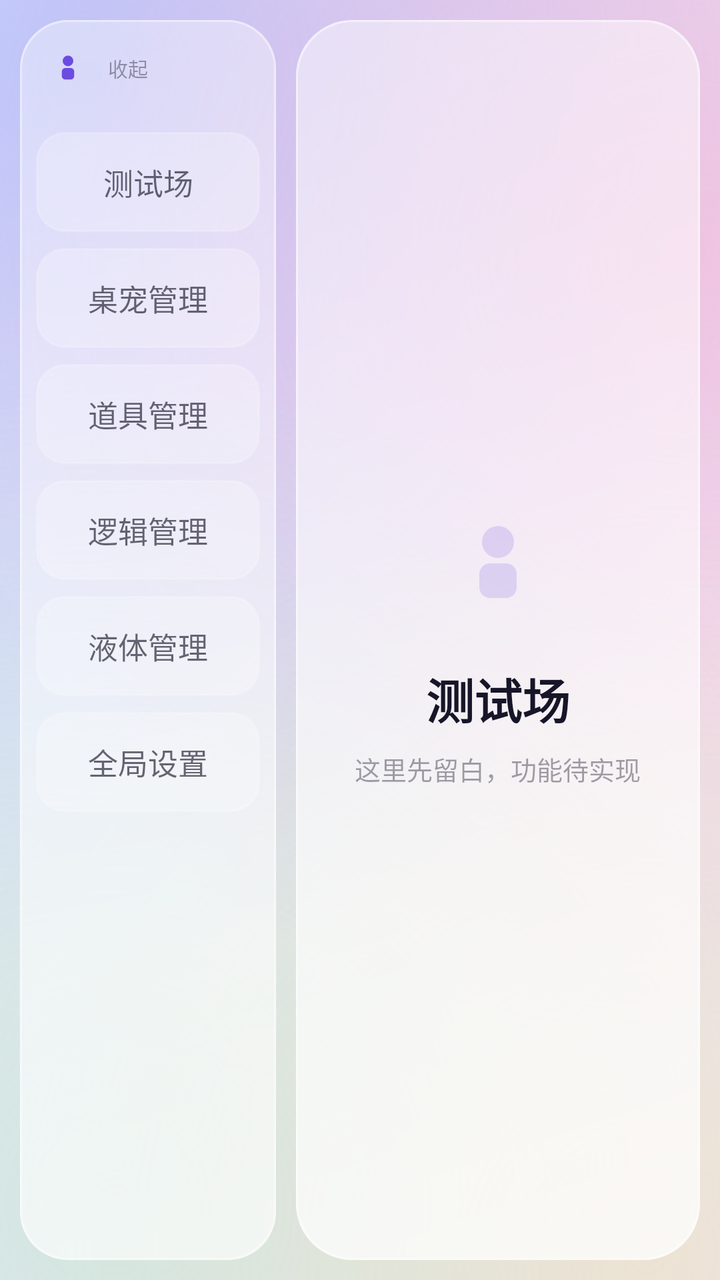
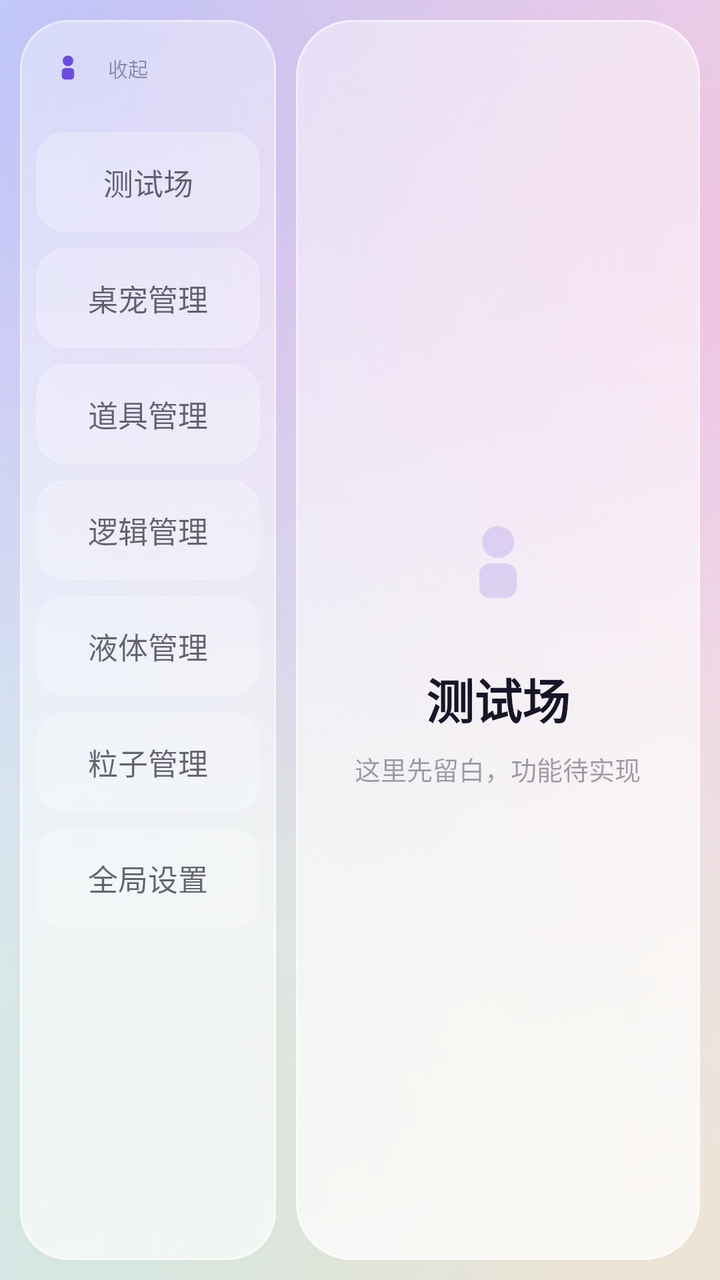

Screens rendered from an Android XML layout before and after an edit, with the pre-edit source and the edit as a unified diff.
<!-- AndroidManifest.xml: application theme Theme.ATP -->
<!-- res/layout/activity_main.xml -->
<?xml version="1.0" encoding="utf-8"?>
<FrameLayout xmlns:android="http://schemas.android.com/apk/res/android"
    xmlns:app="http://schemas.android.com/apk/res-auto"
    android:layout_width="match_parent"
    android:layout_height="match_parent"
    android:background="@drawable/bg_aurora"
    android:fitsSystemWindows="true">

    <LinearLayout
        android:layout_width="match_parent"
        android:layout_height="match_parent"
        android:orientation="horizontal"
        android:padding="10dp">

        
        <LinearLayout
            android:id="@+id/sidebar"
            android:layout_width="128dp"
            android:layout_height="match_parent"
            android:background="@drawable/glass_sidebar"
            android:orientation="vertical"
            android:padding="8dp">

            <LinearLayout
                android:id="@+id/railHeader"
                android:layout_width="match_parent"
                android:layout_height="wrap_content"
                android:background="?android:attr/selectableItemBackground"
                android:clickable="true"
                android:focusable="true"
                android:gravity="center_vertical"
                android:orientation="horizontal"
                android:paddingStart="4dp"
                android:paddingTop="4dp"
                android:paddingEnd="4dp"
                android:paddingBottom="12dp">

                <ImageView
                    android:layout_width="24dp"
                    android:layout_height="24dp"
                    android:contentDescription="@null"
                    android:src="@drawable/ic_pet_mark"
                    app:tint="@color/brand" />

                <TextView
                    android:id="@+id/railHint"
                    android:layout_width="0dp"
                    android:layout_height="wrap_content"
                    android:layout_marginStart="8dp"
                    android:layout_weight="1"
                    android:text="@string/rail_collapse"
                    android:textColor="@color/text_subtle"
                    android:textSize="10sp" />
            </LinearLayout>

            <TextView
                android:id="@+id/menuSandbox"
                style="@style/MenuItem"
                android:text="@string/menu_sandbox" />

            <TextView
                android:id="@+id/menuPets"
                style="@style/MenuItem"
                android:text="@string/menu_pets" />

            <TextView
                android:id="@+id/menuProps"
                style="@style/MenuItem"
                android:text="@string/menu_props" />

            <TextView
                android:id="@+id/menuLogic"
                style="@style/MenuItem"
                android:text="@string/menu_logic" />

            <TextView
                android:id="@+id/menuLiquids"
                style="@style/MenuItem"
                android:text="@string/menu_liquids" />

            <TextView
                android:id="@+id/menuSettings"
                style="@style/MenuItem"
                android:text="@string/menu_settings" />
        </LinearLayout>

        
        <FrameLayout
            android:id="@+id/content"
            android:layout_width="0dp"
            android:layout_height="match_parent"
            android:layout_marginStart="10dp"
            android:layout_weight="1"
            android:background="@drawable/glass_panel">

            
            <LinearLayout
                android:id="@+id/placeholder"
                android:layout_width="match_parent"
                android:layout_height="wrap_content"
                android:layout_gravity="center"
                android:gravity="center"
                android:orientation="vertical"
                android:padding="24dp">

                <ImageView
                    android:layout_width="72dp"
                    android:layout_height="72dp"
                    android:alpha="0.18"
                    android:contentDescription="@null"
                    android:src="@drawable/ic_pet_mark"
                    app:tint="@color/brand" />

                <TextView
                    android:id="@+id/contentTitle"
                    android:layout_width="wrap_content"
                    android:layout_height="wrap_content"
                    android:layout_marginTop="14dp"
                    android:text="@string/menu_sandbox"
                    android:textColor="@color/text_primary"
                    android:textSize="24sp"
                    android:textStyle="bold" />

                <TextView
                    android:id="@+id/contentHint"
                    android:layout_width="wrap_content"
                    android:layout_height="wrap_content"
                    android:layout_marginTop="8dp"
                    android:gravity="center"
                    android:text="@string/content_placeholder"
                    android:textColor="@color/text_subtle"
                    android:textSize="13sp" />
            </LinearLayout>

            
            <FrameLayout
                android:id="@+id/sandboxPane"
                android:layout_width="match_parent"
                android:layout_height="match_parent"
                android:visibility="gone">

                <dev.atp.pet.ui.PhysicsSandboxView
                    android:id="@+id/sandboxView"
                    android:layout_width="match_parent"
                    android:layout_height="match_parent" />

                <HorizontalScrollView
                    android:layout_width="match_parent"
                    android:layout_height="wrap_content"
                    android:layout_gravity="top"
                    android:paddingStart="8dp"
                    android:paddingTop="6dp"
                    android:paddingEnd="8dp"
                    android:scrollbars="none">

                    <LinearLayout
                        android:id="@+id/petChooser"
                        android:layout_width="wrap_content"
                        android:layout_height="wrap_content"
                        android:orientation="horizontal" />
                </HorizontalScrollView>
            </FrameLayout>

            
            <ScrollView
                android:id="@+id/petListScroll"
                android:layout_width="match_parent"
                android:layout_height="match_parent"
                android:visibility="gone">

                <LinearLayout
                    android:id="@+id/petList"
                    android:layout_width="match_parent"
                    android:layout_height="wrap_content"
                    android:orientation="vertical"
                    android:padding="12dp" />
            </ScrollView>

            
            <ScrollView
                android:id="@+id/partListScroll"
                android:layout_width="match_parent"
                android:layout_height="match_parent"
                android:visibility="gone">

                <LinearLayout
                    android:id="@+id/partList"
                    android:layout_width="match_parent"
                    android:layout_height="wrap_content"
                    android:orientation="vertical"
                    android:padding="12dp" />
            </ScrollView>

            
            <ScrollView
                android:id="@+id/partFilesScroll"
                android:layout_width="match_parent"
                android:layout_height="match_parent"
                android:visibility="gone">

                <LinearLayout
                    android:id="@+id/partFilesList"
                    android:layout_width="match_parent"
                    android:layout_height="wrap_content"
                    android:orientation="vertical"
                    android:padding="12dp" />
            </ScrollView>

            
            <ScrollView
                android:id="@+id/depthScroll"
                android:layout_width="match_parent"
                android:layout_height="match_parent"
                android:visibility="gone">

                <LinearLayout
                    android:id="@+id/depthList"
                    android:layout_width="match_parent"
                    android:layout_height="wrap_content"
                    android:orientation="vertical"
                    android:padding="12dp" />
            </ScrollView>

            
            <ScrollView
                android:id="@+id/liquidScroll"
                android:layout_width="match_parent"
                android:layout_height="match_parent"
                android:visibility="gone">

                <LinearLayout
                    android:id="@+id/liquidList"
                    android:layout_width="match_parent"
                    android:layout_height="wrap_content"
                    android:orientation="vertical"
                    android:padding="12dp" />
            </ScrollView>

            
            <ScrollView
                android:id="@+id/settingsScroll"
                android:layout_width="match_parent"
                android:layout_height="match_parent"
                android:visibility="gone">

                <LinearLayout
                    android:id="@+id/settingsList"
                    android:layout_width="match_parent"
                    android:layout_height="wrap_content"
                    android:orientation="vertical"
                    android:padding="12dp" />
            </ScrollView>

            
            <ScrollView
                android:id="@+id/propListScroll"
                android:layout_width="match_parent"
                android:layout_height="match_parent"
                android:visibility="gone">

                <LinearLayout
                    android:id="@+id/propList"
                    android:layout_width="match_parent"
                    android:layout_height="wrap_content"
                    android:orientation="vertical"
                    android:padding="12dp" />
            </ScrollView>

            
            <LinearLayout
                android:id="@+id/logicPane"
                android:layout_width="match_parent"
                android:layout_height="match_parent"
                android:orientation="vertical"
                android:visibility="gone">

                <dev.atp.pet.ui.LogicGraphView
                    android:id="@+id/logicGraph"
                    android:layout_width="match_parent"
                    android:layout_height="0dp"
                    android:layout_weight="1" />

                <HorizontalScrollView
                    android:layout_width="match_parent"
                    android:layout_height="wrap_content"
                    android:paddingStart="8dp"
                    android:paddingEnd="8dp"
                    android:scrollbars="none">

                    <LinearLayout
                        android:id="@+id/logicBar"
                        android:layout_width="wrap_content"
                        android:layout_height="wrap_content"
                        android:gravity="center"
                        android:orientation="horizontal"
                        android:paddingTop="6dp"
                        android:paddingBottom="6dp" />
                </HorizontalScrollView>

                
                <HorizontalScrollView
                    android:layout_width="match_parent"
                    android:layout_height="wrap_content"
                    android:paddingStart="8dp"
                    android:paddingEnd="8dp"
                    android:scrollbars="none">

                    <LinearLayout
                        android:id="@+id/liquidBar"
                        android:layout_width="wrap_content"
                        android:layout_height="wrap_content"
                        android:gravity="center"
                        android:orientation="horizontal"
                        android:paddingTop="2dp"
                        android:paddingBottom="8dp" />
                </HorizontalScrollView>
            </LinearLayout>

            
            <FrameLayout
                android:id="@+id/alignPane"
                android:layout_width="match_parent"
                android:layout_height="match_parent"
                android:visibility="gone">

                <dev.atp.pet.ui.PartAlignView
                    android:id="@+id/alignView"
                    android:layout_width="match_parent"
                    android:layout_height="match_parent" />

                <LinearLayout
                    android:layout_width="match_parent"
                    android:layout_height="wrap_content"
                    android:layout_gravity="bottom"
                    android:gravity="center"
                    android:orientation="horizontal"
                    android:padding="8dp">

                    <TextView
                        android:id="@+id/alignCancel"
                        style="@style/AlignButton"
                        android:text="@string/align_cancel" />

                    <TextView
                        android:id="@+id/alignCanvas"
                        style="@style/AlignButton"
                        android:text="@string/align_canvas" />

                    <TextView
                        android:id="@+id/alignBone"
                        style="@style/AlignButton"
                        android:text="@string/align_bone" />

                    <TextView
                        android:id="@+id/alignMinus"
                        style="@style/AlignButton"
                        android:text="@string/align_minus" />

                    <TextView
                        android:id="@+id/alignPlus"
                        style="@style/AlignButton"
                        android:text="@string/align_plus" />

                    <TextView
                        android:id="@+id/alignConfirm"
                        style="@style/AlignButton"
                        android:text="@string/align_confirm" />
                </LinearLayout>
            </FrameLayout>

            
            <LinearLayout
                android:id="@+id/rigRow"
                android:layout_width="match_parent"
                android:layout_height="match_parent"
                android:orientation="horizontal"
                android:visibility="gone">

                <dev.atp.pet.ui.SkeletonView
                    android:id="@+id/skeletonView"
                    android:layout_width="0dp"
                    android:layout_height="match_parent"
                    android:layout_weight="1" />

                
                <ScrollView
                    android:id="@+id/rigBoneScroll"
                    android:layout_width="96dp"
                    android:layout_height="match_parent"
                    android:background="@drawable/glass_panel"
                    android:padding="4dp"
                    android:scrollbars="none">

                    <LinearLayout
                        android:id="@+id/rigBonePanel"
                        android:layout_width="match_parent"
                        android:layout_height="wrap_content"
                        android:orientation="vertical"
                        android:padding="4dp" />
                </ScrollView>
            </LinearLayout>

            <HorizontalScrollView
                android:id="@+id/rigBarScroll"
                android:layout_width="match_parent"
                android:layout_height="wrap_content"
                android:layout_gravity="bottom"
                android:paddingStart="8dp"
                android:paddingEnd="8dp"
                android:scrollbars="none"
                android:visibility="gone">

                <LinearLayout
                    android:id="@+id/rigBar"
                    android:layout_width="wrap_content"
                    android:layout_height="wrap_content"
                    android:gravity="center"
                    android:orientation="horizontal"
                    android:paddingTop="8dp"
                    android:paddingBottom="8dp">

                    <TextView
                        android:id="@+id/rigMode"
                        style="@style/AlignButton"
                        android:text="@string/rig_mode_pose" />

                    <TextView
                        android:id="@+id/rigAddBone"
                        style="@style/AlignButton"
                        android:text="@string/rig_add_bone" />

                    <TextView
                        android:id="@+id/rigBoneList"
                        style="@style/AlignButton"
                        android:text="@string/rig_bone_list" />

                    <TextView
                        android:id="@+id/rigSaveBones"
                        style="@style/AlignButton"
                        android:text="@string/rig_save_bones" />

                    <TextView
                        android:id="@+id/rigReset"
                        style="@style/AlignButton"
                        android:text="@string/rig_reset" />

                    <TextView
                        android:id="@+id/rigSavePose"
                        style="@style/AlignButton"
                        android:text="@string/rig_save_pose" />
                </LinearLayout>
            </HorizontalScrollView>

            <TextView
                android:id="@+id/statusLine"
                android:layout_width="match_parent"
                android:layout_height="wrap_content"
                android:layout_gravity="bottom"
                android:padding="10dp"
                android:textColor="@color/text_muted"
                android:textSize="11sp"
                android:visibility="gone" />
        </FrameLayout>
    </LinearLayout>
</FrameLayout>
<!-- resources referenced by this layout -->
<resources>
  <color name="brand">#FF6C4CE0</color>
  <color name="text_muted">#A6171528</color>
  <color name="text_primary">#FF171528</color>
  <color name="text_subtle">#66171528</color>
  <!-- drawable ic_pet_mark (drawable) -->
  <?xml version="1.0" encoding="utf-8"?>
  <vector xmlns:android="http://schemas.android.com/apk/res/android"
      android:width="108dp"
      android:height="108dp"
      android:viewportWidth="108"
      android:viewportHeight="108">
  
      <path
          android:fillColor="#FFFFFFFF"
          android:pathData="M54,38 m-12,0 a12,12 0 1,0 24,0 a12,12 0 1,0 -24,0" />
  
      <path
          android:fillColor="#FFFFFFFF"
          android:pathData="M48,54 h12 a8,8 0 0 1 8,8 v10 a8,8 0 0 1 -8,8 h-12 a8,8 0 0 1 -8,-8 v-10 a8,8 0 0 1 8,-8 z" />
  </vector>
  <string name="align_bone">贴到骨骼</string>
  <string name="align_cancel">取消</string>
  <string name="align_canvas">整张画布</string>
  <string name="align_confirm">确定</string>
  <string name="align_minus">缩小</string>
  <string name="align_plus">放大</string>
  <string name="content_placeholder">这里先留白，功能待实现</string>
  <string name="menu_liquids">液体管理</string>
  <string name="menu_logic">逻辑管理</string>
  <string name="menu_pets">桌宠管理</string>
  <string name="menu_props">道具管理</string>
  <string name="menu_sandbox">测试场</string>
  <string name="menu_settings">全局设置</string>
  <string name="rail_collapse">收起</string>
  <string name="rig_add_bone">＋ 加骨骼</string>
  <string name="rig_bone_list">骨骼列表</string>
  <string name="rig_mode_pose">摆姿势</string>
  <string name="rig_reset">复位</string>
  <string name="rig_save_bones">保存骨骼</string>
  <string name="rig_save_pose">存为动作</string>
  <style name="MenuItem">
          <item name="android:layout_width">match_parent</item>
          <item name="android:layout_height">50dp</item>
          <item name="android:layout_marginTop">8dp</item>
          <item name="android:background">@drawable/bg_menu_item</item>
          <item name="android:gravity">center</item>
          <item name="android:textColor">@color/menu_text</item>
          <item name="android:textSize">15sp</item>
          <item name="android:clickable">true</item>
          <item name="android:focusable">true</item>
      </style>
  <style name="Theme.ATP" parent="Theme.Material3.Light.NoActionBar">
          <item name="colorPrimary">@color/brand</item>
  
          
          <item name="android:statusBarColor">@android:color/transparent</item>
          <item name="android:windowLightStatusBar">true</item>
          <item name="android:navigationBarColor">@color/bg_base</item>
          <item name="android:windowBackground">@drawable/bg_aurora</item>
      </style>
  <color name="bg_base">#FFEDE9F7</color>
  <!-- drawable menu_item_selected (drawable) -->
  <?xml version="1.0" encoding="utf-8"?>
  <shape xmlns:android="http://schemas.android.com/apk/res/android"
      android:shape="rectangle">
      <corners android:radius="14dp" />
      <solid android:color="#F2FFFFFF" />
      <stroke
          android:width="1dp"
          android:color="#99FFFFFF" />
  </shape>
  <!-- drawable bg_menu_item (drawable) -->
  <?xml version="1.0" encoding="utf-8"?>
  <ripple xmlns:android="http://schemas.android.com/apk/res/android"
      android:color="@color/ripple">
      <item>
          <selector>
              <item
                  android:drawable="@drawable/menu_item_selected"
                  android:state_selected="true" />
              <item android:drawable="@drawable/menu_item_idle" />
          </selector>
      </item>
  </ripple>
  <color name="ripple">#26000000</color>
  <!-- drawable menu_item_idle (drawable) -->
  <?xml version="1.0" encoding="utf-8"?>
  <shape xmlns:android="http://schemas.android.com/apk/res/android"
      android:shape="rectangle">
      <corners android:radius="14dp" />
      <solid android:color="#3DFFFFFF" />
      <stroke
          android:width="1dp"
          android:color="#2EFFFFFF" />
  </shape>
  <!-- unchanged entries left out for length: 4 -->
</resources>

<!-- the commit's change to res/layout/activity_main.xml (unified diff, before → after) -->
@@ -79,6 +79,11 @@
                 android:text="@string/menu_liquids" />
 
             <TextView
+                android:id="@+id/menuParticles"
+                style="@style/MenuItem"
+                android:text="@string/menu_particles" />
+
+            <TextView
                 android:id="@+id/menuSettings"
                 style="@style/MenuItem"
                 android:text="@string/menu_settings" />
@@ -230,6 +235,21 @@
 
                 <LinearLayout
                     android:id="@+id/liquidList"
+                    android:layout_width="match_parent"
+                    android:layout_height="wrap_content"
+                    android:orientation="vertical"
+                    android:padding="12dp" />
+            </ScrollView>
+
+            
+            <ScrollView
+                android:id="@+id/particleScroll"
+                android:layout_width="match_parent"
+                android:layout_height="match_parent"
+                android:visibility="gone">
+
+                <LinearLayout
+                    android:id="@+id/particleList"
                     android:layout_width="match_parent"
                     android:layout_height="wrap_content"
                     android:orientation="vertical"
<!-- resource entries referenced after the edit -->
@@ -29,6 +29,7 @@
   <string name="content_placeholder">这里先留白，功能待实现</string>
   <string name="menu_liquids">液体管理</string>
   <string name="menu_logic">逻辑管理</string>
+  <string name="menu_particles">粒子管理</string>
   <string name="menu_pets">桌宠管理</string>
   <string name="menu_props">道具管理</string>
   <string name="menu_sandbox">测试场</string>
